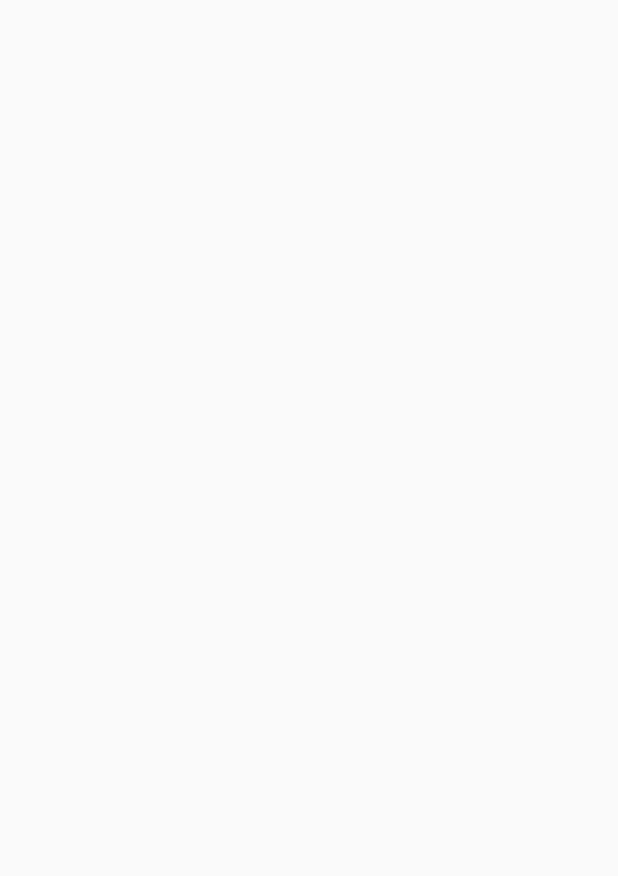
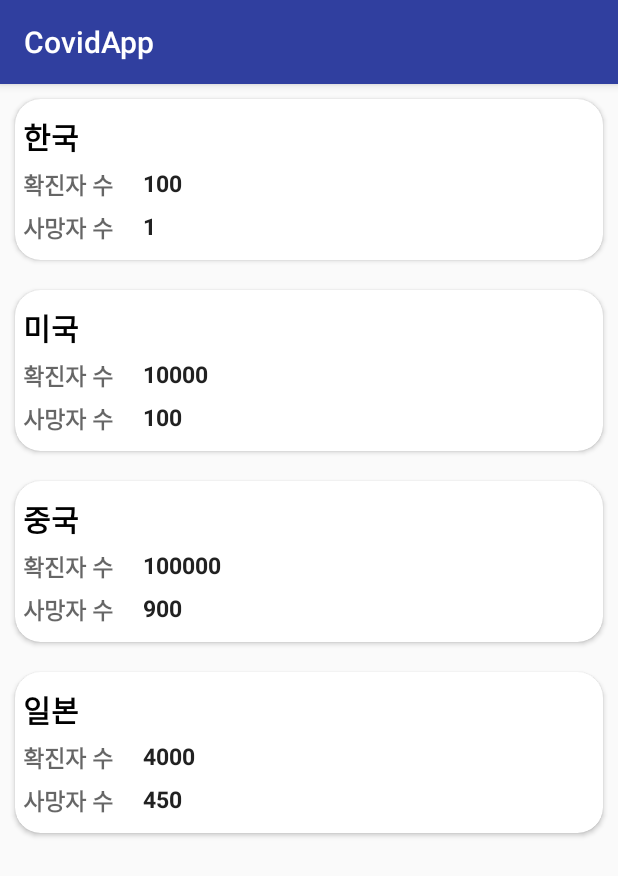
Before and after one commit to ZzangWoo/CovidApp, an Android app: the screen it shows after launch (MainActivity), on a phone screen of 412 x 824 dp. Before the commit the part shown is empty. Shown: the top 876 px of the screen. Run offline under Robolectric (Android 15) with nearby library versions, the phone set to English and light mode, and no system bars.

Commit message:
초기 UI 생성

```diff
--- a/app/build.gradle
+++ b/app/build.gradle
@@ -33,4 +33,12 @@ dependencies {
     testImplementation 'junit:junit:4.12'
     androidTestImplementation 'androidx.test.ext:junit:1.1.2'
     androidTestImplementation 'androidx.test.espresso:espresso-core:3.3.0'
+
+    // CardView
+    implementation "androidx.cardview:cardview:1.0.0"
+
+    // RecyclerView
+    implementation "androidx.recyclerview:recyclerview:1.1.0"
+    // For control over item selection of both touch and mouse driven selection
+    implementation "androidx.recyclerview:recyclerview-selection:1.1.0-rc03"
 }
--- /dev/null
+++ b/app/src/main/java/com/example/covidapp/Adapter/ListAdapter.kt
@@ -0,0 +1,45 @@
+package com.example.covidapp.Adapter
+
+import android.content.Context
+import android.view.LayoutInflater
+import android.view.View
+import android.view.ViewGroup
+import android.widget.BaseAdapter
+import android.widget.TextView
+import android.widget.Toast
+import androidx.cardview.widget.CardView
+import androidx.recyclerview.widget.RecyclerView
+import com.example.covidapp.Entity.CovidInfo
+import com.example.covidapp.R
+
+class ListAdapter (val context: Context, val covidInfoList: ArrayList<CovidInfo>)
+    : RecyclerView.Adapter<ListAdapter.CardViewHolder>() {
+    override fun onCreateViewHolder(parent: ViewGroup, viewType: Int): ListAdapter.CardViewHolder {
+        var inflater = LayoutInflater.from(context)
+        var view = inflater.inflate(R.layout.list_item, parent, false)
+        return CardViewHolder(view)
+    }
+
+    override fun getItemCount(): Int {
+        return covidInfoList.size
+    }
+
+    override fun onBindViewHolder(holder: ListAdapter.CardViewHolder, position: Int) {
+        holder.countryName.text = covidInfoList[position].countryName
+        holder.confirmedCount.text = covidInfoList[position].confirmedCount.toString()
+        holder.deathCount.text = covidInfoList[position].deathCount.toString()
+
+        holder.cardView.setOnClickListener {
+            var toast = Toast.makeText(context, holder.countryName.text, Toast.LENGTH_SHORT)
+            toast.show()
+        }
+    }
+
+    class CardViewHolder(itemView: View) : RecyclerView.ViewHolder(itemView) {
+        val countryName = itemView.findViewById<TextView>(R.id.countryNameTextView)
+        val confirmedCount = itemView.findViewById<TextView>(R.id.confirmedCountTextView)
+        val deathCount = itemView.findViewById<TextView>(R.id.deathCountTextView)
+        val cardView = itemView.findViewById<CardView>(R.id.cardView)
+    }
+
+}
--- /dev/null
+++ b/app/src/main/java/com/example/covidapp/Entity/CovidInfo.kt
@@ -0,0 +1,3 @@
+package com.example.covidapp.Entity
+
+class CovidInfo (val countryName: String, val confirmedCount: Int, val deathCount: Int)
--- a/app/src/main/java/com/example/covidapp/MainActivity.kt
+++ b/app/src/main/java/com/example/covidapp/MainActivity.kt
@@ -3,12 +3,32 @@ package com.example.covidapp
 import androidx.appcompat.app.AppCompatActivity
 import android.os.Bundle
 import android.view.View
+import androidx.recyclerview.widget.LinearLayoutManager
 import androidx.viewpager.widget.PagerAdapter
+import com.example.covidapp.Adapter.ListAdapter
+import com.example.covidapp.Entity.CovidInfo
+import kotlinx.android.synthetic.main.activity_main.*
+import kotlinx.android.synthetic.main.list_item.*
 
 class MainActivity : AppCompatActivity() {
 
     override fun onCreate(savedInstanceState: Bundle?) {
         super.onCreate(savedInstanceState)
         setContentView(R.layout.activity_main)
+
+        var covidInfo1: CovidInfo = CovidInfo("한국", 100, 1)
+        var covidInfo2: CovidInfo = CovidInfo("미국", 10000, 100)
+        var covidInfo3: CovidInfo = CovidInfo("중국", 100000, 900)
+        var covidInfo4: CovidInfo = CovidInfo("일본", 4000, 450)
+
+        var covidInfoList: ArrayList<CovidInfo> = arrayListOf()
+        covidInfoList.add(covidInfo1)
+        covidInfoList.add(covidInfo2)
+        covidInfoList.add(covidInfo3)
+        covidInfoList.add(covidInfo4)
+
+        recyclerView.layoutManager = LinearLayoutManager(this, LinearLayoutManager.VERTICAL, false)
+        val adapter = ListAdapter(this, covidInfoList)
+        recyclerView.adapter = adapter
     }
 }
--- a/app/src/main/res/layout/activity_main.xml
+++ b/app/src/main/res/layout/activity_main.xml
@@ -7,6 +7,13 @@
     android:layout_height="match_parent"
     tools:context=".MainActivity">
 
-
+    <androidx.recyclerview.widget.RecyclerView
+        android:id="@+id/recyclerView"
+        android:layout_width="match_parent"
+        android:layout_height="match_parent"
+        android:scrollbars="vertical"
+        app:layout_constraintEnd_toEndOf="parent"
+        app:layout_constraintStart_toStartOf="parent"
+        app:layout_constraintTop_toTopOf="parent" />
 
 </androidx.constraintlayout.widget.ConstraintLayout>
--- /dev/null
+++ b/app/src/main/res/layout/list_item.xml
@@ -0,0 +1,100 @@
+<?xml version="1.0" encoding="utf-8"?>
+<LinearLayout
+    xmlns:android="http://schemas.android.com/apk/res/android"
+    android:layout_width="match_parent"
+    android:layout_height="wrap_content"
+    android:orientation="vertical">
+
+    <androidx.cardview.widget.CardView
+        xmlns:card_view="http://schemas.android.com/apk/res-auto"
+        android:id="@+id/cardView"
+        android:layout_gravity="center"
+        android:layout_width="match_parent"
+        android:layout_height="wrap_content"
+        android:layout_marginStart="18.3dp"
+        android:layout_marginEnd="18.7dp"
+        android:layout_marginTop="11dp"
+        card_view:cardCornerRadius="17dp"
+        android:layout_margin="10dp"
+        android:background="#F8BBD0">
+
+        <RelativeLayout
+            android:layout_width="match_parent"
+            android:layout_height="wrap_content">
+
+            <TextView
+                android:id="@+id/countryNameTextView"
+                android:layout_width="match_parent"
+                android:layout_height="wrap_content"
+                android:hint="나라이름"
+                android:textSize="20sp"
+                android:paddingTop="10dp"
+                android:paddingLeft="5dp"
+                style="@style/ListItemText"/>
+
+            <LinearLayout
+                android:layout_width="match_parent"
+                android:layout_height="wrap_content"
+                android:layout_below="@+id/countryNameTextView"
+                android:paddingTop="5dp"
+                android:paddingLeft="5dp"
+                android:orientation="vertical">
+
+                <LinearLayout
+                    android:layout_width="match_parent"
+                    android:layout_height="0dp"
+                    android:layout_weight="1">
+
+                    <TextView
+                        android:id="@+id/confirmedTextView"
+                        android:layout_width="wrap_content"
+                        android:layout_height="wrap_content"
+                        android:textSize="15sp"
+                        android:hint="확진자 수"
+                        style="@style/ListItemText"/>
+
+                    <TextView
+                        android:id="@+id/confirmedCountTextView"
+                        android:layout_width="wrap_content"
+                        android:layout_height="wrap_content"
+                        android:textSize="15sp"
+                        android:hint="000000"
+                        android:paddingLeft="20dp"
+                        style="@style/ListItemCountText"/>
+
+                </LinearLayout>
+
+                <LinearLayout
+                    android:layout_width="match_parent"
+                    android:layout_height="0dp"
+                    android:layout_weight="1"
+                    android:paddingTop="5dp"
+                    android:layout_marginBottom="10dp">
+
+                    <TextView
+                        android:id="@+id/deathTextView"
+                        android:layout_width="wrap_content"
+                        android:layout_height="wrap_content"
+                        android:textSize="15sp"
+                        android:hint="사망자 수"
+                        style="@style/ListItemText"/>
+
+                    <TextView
+                        android:id="@+id/deathCountTextView"
+                        android:layout_width="wrap_content"
+                        android:layout_height="wrap_content"
+                        android:textSize="15sp"
+                        android:hint="000000"
+                        android:paddingLeft="20dp"
+                        style="@style/ListItemCountText"/>
+
+                </LinearLayout>
+
+            </LinearLayout>
+
+        </RelativeLayout>
+
+
+    </androidx.cardview.widget.CardView>
+
+</LinearLayout>
--- a/app/src/main/res/values/colors.xml
+++ b/app/src/main/res/values/colors.xml
@@ -9,5 +9,8 @@
     <color name="navigationBarColor">@android:color/black</color>
     <color name="drawerArrowColor">@android:color/white</color>
 
-    <color name="mainColor">#FF4081</color>
+    <color name="mainColor">#F5A4A2</color>
+
+    <color name="listItemText">#000000</color>
+    <color name="listItemCountText">#212121</color>
 </resources>
--- a/app/src/main/res/values/styles.xml
+++ b/app/src/main/res/values/styles.xml
@@ -1,18 +1,20 @@
-<resources xmlns:tools="http://schemas.android.com/tools">
+<resources xmlns:android="http://schemas.android.com/apk/res/android">
 
 
-    <style name="AppBaseTheme" parent="@style/Theme.AppCompat.Light.NoActionBar">
+    <style name="AppTheme" parent="Theme.AppCompat.Light.DarkActionBar">
+        <!-- Customize your theme here. -->
+        <item name="colorPrimary">@color/colorPrimary</item>
+        <item name="colorPrimaryDark">@color/colorPrimaryDark</item>
     </style>
 
-    <!-- Base application theme. -->
-    <style name="AppTheme" parent="AppBaseTheme">
+    <style name="ListItemText">
+        <item name="android:textColor">@color/listItemText</item>
+        <item name="android:textStyle">bold</item>
+    </style>
 
-        <item name="android:textColorPrimary">@android:color/white</item>
-        <item name="android:windowTranslucentStatus" tools:targetApi="19">true</item>
-
-        <item name="android:windowContentOverlay">@null</item>
-        <item name="windowActionBar">false</item>
-
+    <style name="ListItemCountText">
+        <item name="android:textColor">@color/listItemCountText</item>
+        <item name="android:textStyle">bold</item>
     </style>
 
 </resources>
```
